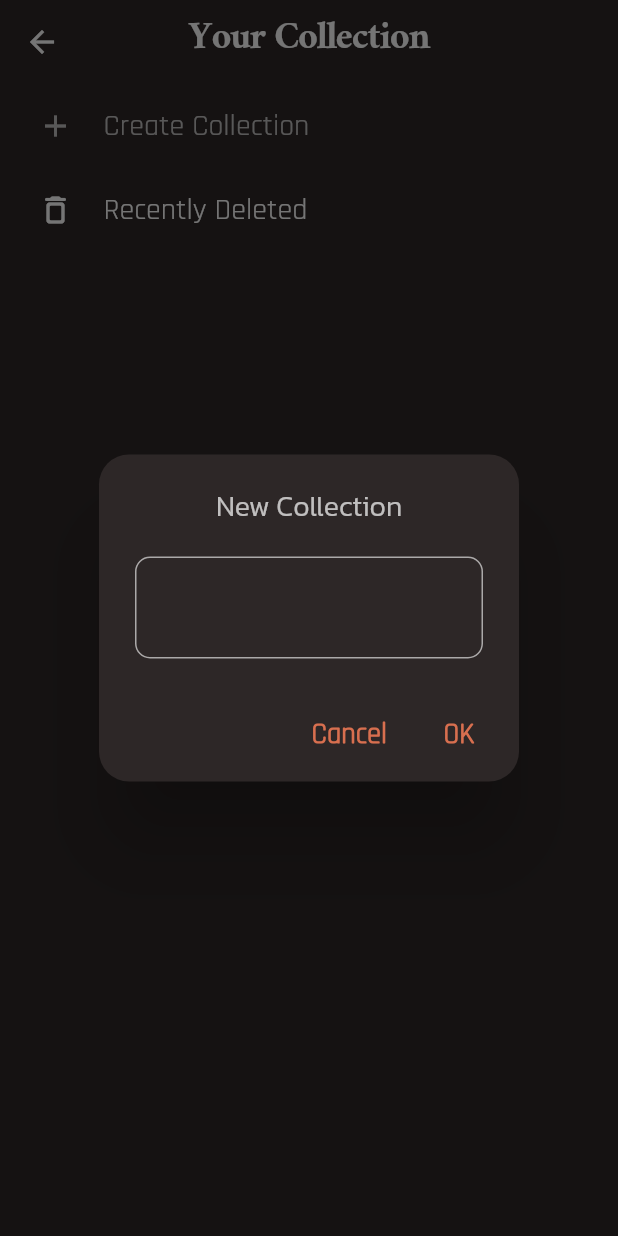
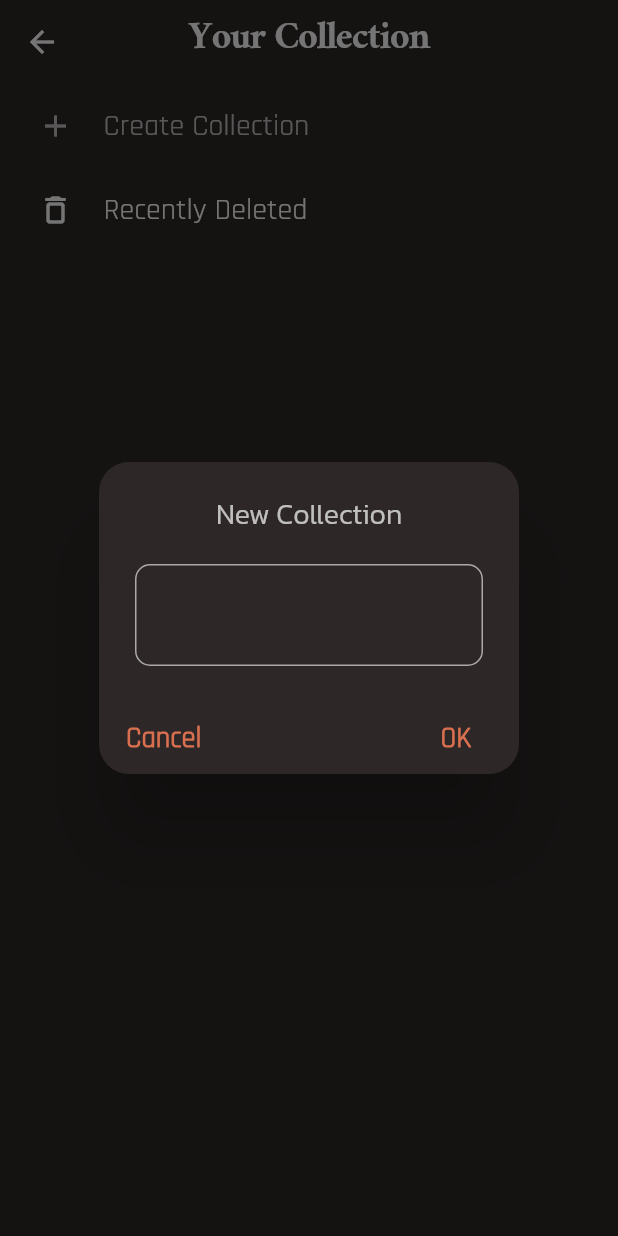
Before and after one commit to A-Rafay32/quotes, a Flutter app: the YourCollectionScreen screen opened directly, after a tap on "Create Collection", on a phone screen of 412 x 824 dp. Run offline on Flutter 3.47's test engine with Material 2 defaults, Android fonts, the light colour scheme and no system bars; our stand-ins replace flutter_svg, shared_preferences, sqflite, sqflite_common_ffi; accounts and stored records are empty.

Commit message:
last commit

```diff
--- a/lib/model/data/db_quotes.dart
+++ b/lib/model/data/db_quotes.dart
@@ -55,7 +55,7 @@ class DBQuotes {
     ''');
           database.execute('''
       CREATE TABLE UserCollections(
-        id INTEGER AUTOINCREMENT,
+        id INTEGER AUTO INCREMENT,
         collectionName TEXT PRIMARY KEY
       )
     ''');
--- a/lib/model/data/db_user_collection.dart
+++ b/lib/model/data/db_user_collection.dart
@@ -12,7 +12,7 @@ class DBUserCollection {
         data.length,
         (index) => UserCollection(
               collectionName: data[index]["collectionName"],
-              id: data[index]["id"],
+              id: 0,
             ));
   }
 
--- a/lib/model/models.dart
+++ b/lib/model/models.dart
@@ -62,34 +62,5 @@ class AuthorCollection {
   }
 }
 
-List<Quote> quotelist = [
-  Quote(
-      // id: 1,
-      isFav: 0,
-      collectionName: "Rene",
-      author: "Rene",
-      quote: "Hell is another people"),
-  Quote(
-      // id: 2,
-      isFav: 0,
-      collectionName: "Carlos",
-      author: "Carlos",
-      quote: "Hell is me"),
-  Quote(
-      // id: 3,
-      isFav: 0,
-      collectionName: "Kant",
-      author: "Kant",
-      quote: "Hell sex"),
-  Quote(
-      // id: 4,
-      isFav: 0,
-      collectionName: "Carlos",
-      author: "Carlos",
-      quote: "Just Fuck it"),
-];
-List<AuthorCollection> collectionList = [
-  AuthorCollection(id: 0, name: "Rene"),
-  AuthorCollection(id: 1, name: "Carlos"),
-  AuthorCollection(id: 2, name: "Kant"),
-];
+List<Quote> quotelist = [];
+List<AuthorCollection> collectionList = [];
--- a/lib/view/screens/main_screen/main_screen.dart
+++ b/lib/view/screens/main_screen/main_screen.dart
@@ -25,7 +25,7 @@ class _MainScreenState extends State<MainScreen> {
 
   @override
   void initState() {
-    Provider.of<Model>(context, listen: false).init();
+    // Provider.of<Model>(context, listen: false).init();
     super.initState();
   }
 
--- a/lib/view/screens/main_screen/scaffold_body.dart
+++ b/lib/view/screens/main_screen/scaffold_body.dart
@@ -1,6 +1,7 @@
 import 'package:flutter/material.dart';
 import 'package:flutter/services.dart';
 import 'package:provider/provider.dart';
+import 'package:quotes/utils/helper.dart';
 import 'package:quotes/view/widgets/insert_text.dart';
 import 'package:quotes/view/widgets/quote_card.dart';
 import 'package:quotes/view/widgets/snackbar.dart';
@@ -88,7 +89,7 @@ class _ScaffoldBodyState extends State<ScaffoldBody> {
                       "author": snapshot.data![index].author,
                       "isFav": snapshot.data![index].isFav,
                     });
-
+                    setTimer();
                     // delete the quote from everywhere
                     model.delQuote(snapshot.data?[index]);
                   },
--- a/lib/view/screens/user_collection_screen/your_collection.dart
+++ b/lib/view/screens/user_collection_screen/your_collection.dart
@@ -36,6 +36,7 @@ class _YourCollectionScreenState extends State<YourCollectionScreen> {
     double h = MediaQuery.sizeOf(context).height;
     double w = MediaQuery.sizeOf(context).width;
     return Scaffold(
+      resizeToAvoidBottomInset: false,
       appBar: AppBar(
         centerTitle: true,
         backgroundColor: kbackgroundColor,
@@ -52,9 +53,10 @@ class _YourCollectionScreenState extends State<YourCollectionScreen> {
           const SizedBox(
             height: 10,
           ),
-          SizedBox(
+          Container(
             height: h * 0.7,
             width: w,
+            padding: const EdgeInsets.symmetric(horizontal: 15),
             child: Consumer<Model>(
               builder: (context, model, child) {
                 return FutureBuilder(
@@ -109,6 +111,8 @@ class CreateCollection extends StatelessWidget {
           builder: (context) => AlertDialog(
             shape:
                 RoundedRectangleBorder(borderRadius: BorderRadius.circular(20)),
+            actionsPadding: const EdgeInsets.symmetric(horizontal: 10),
+            actionsAlignment: MainAxisAlignment.spaceBetween,
             actions: [
               TextButton(
                   onPressed: () {
@@ -142,11 +146,8 @@ class CreateCollection extends StatelessWidget {
                         color: PopupCardColor,
                       )))
             ],
-            content: SizedBox(
-              height: 110,
-              width: 200,
-              // padding: const EdgeInsets.all(10),
-              child: Column(
+            content: Column(
+              mainAxisSize: MainAxisSize.min,
               children: [
                 const Text("New Collection",
                     style: TextStyle(
@@ -162,21 +163,16 @@ class CreateCollection extends StatelessWidget {
                   cursorColor: Colors.white70,
                   // cursorHeight: 19,
                   style: const TextStyle(
-                        fontFamily: "Kanit",
-                        fontSize: 19,
-                        color: Colors.white70),
+                      fontFamily: "Kanit", fontSize: 19, color: Colors.white70),
                   decoration: InputDecoration(
                       focusedBorder: OutlineInputBorder(
                           borderRadius: BorderRadius.circular(10),
-                            borderSide:
-                                const BorderSide(color: Colors.white60)),
+                          borderSide: const BorderSide(color: Colors.white60)),
                       enabledBorder: OutlineInputBorder(
                           borderRadius: BorderRadius.circular(10),
-                            borderSide:
-                                const BorderSide(color: Colors.white60))),
+                          borderSide: const BorderSide(color: Colors.white60))),
                 )
               ],
-              ),
             ),
             backgroundColor: kbackgroundColor,
           ),
```
Also changed, not shown: lib/main.dart (+14 -11 lines), lib/utils/helper.dart (added, +14 -0 lines), lib/view/screens/user_collection_screen/recently_deleted.dart (+10 -0 lines), lib/view/screens/user_collection_screen/user_collection.dart (+8 -8 lines), lib/view/widgets/add_button.dart (+6 -2 lines), lib/view_model/provider.dart (+1 -37 lines), pubspec.yaml (+12 -0 lines), assets/icons/launcher.png (added), pubspec.lock, 28 other files. Lines whose indentation alone changed are shown as unchanged.
